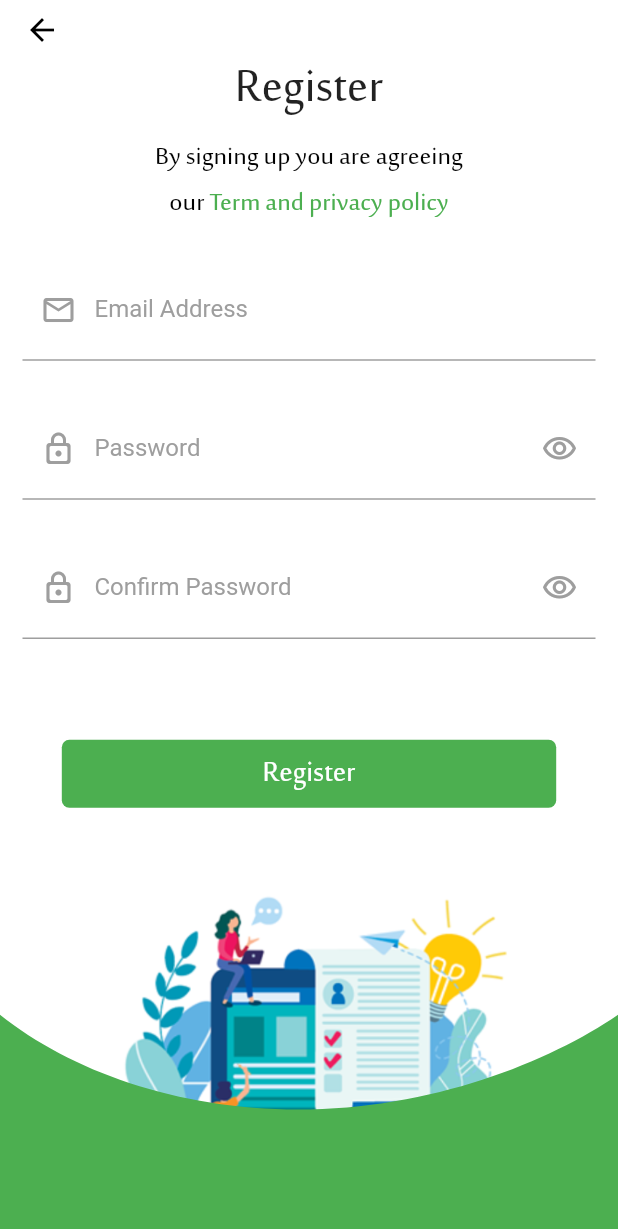
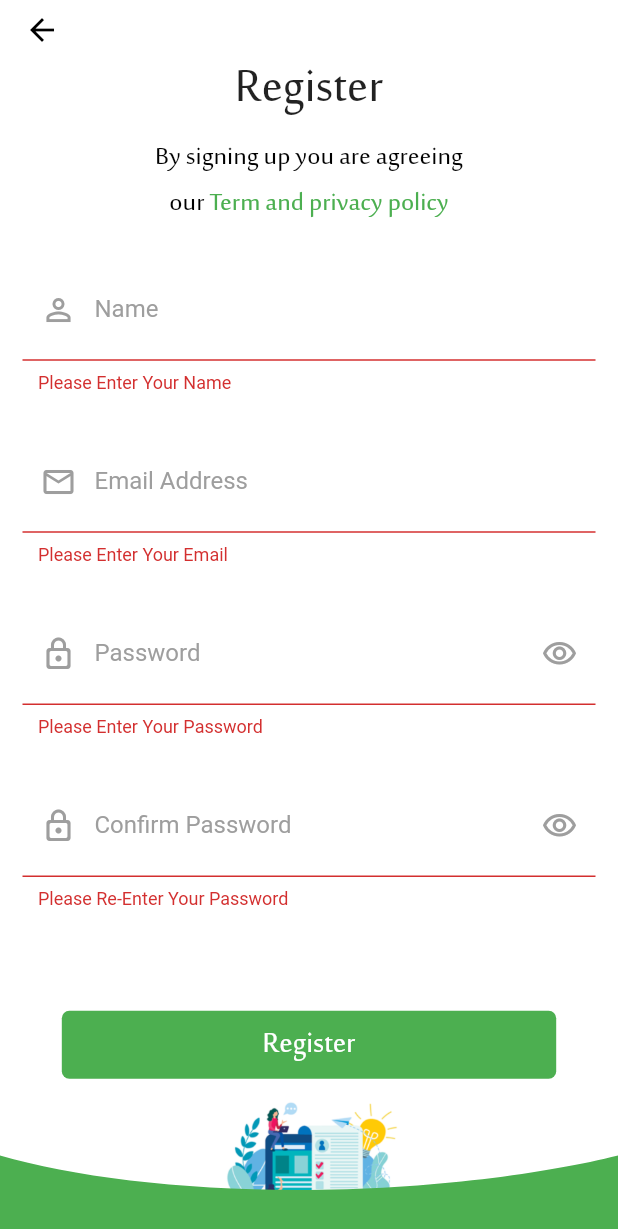
Before and after one commit to Ahtsham0715/passman, a Flutter app: the RegisterPage screen opened directly, after a tap on "Register", on a phone screen of 412 x 824 dp. Shown: the top 1229 px of the screen. Run offline on Flutter 3.47's test engine with Material 2 defaults, Android fonts, the phone set to English and light mode, and no system bars; our stand-ins replace cached_network_image, cloud_firestore, firebase_auth, firebase_core, font_awesome_flutter, get and 4 more; accounts and stored records are empty.

```diff
--- a/lib/Auth/controllers/auth_controller.dart
+++ b/lib/Auth/controllers/auth_controller.dart
@@ -1,8 +1,12 @@
+import 'package:cloud_firestore/cloud_firestore.dart';
+import 'package:firebase_auth/firebase_auth.dart';
 import 'package:flutter/foundation.dart';
 import 'package:flutter/material.dart';
 import 'package:flutter/services.dart';
+import 'package:font_awesome_flutter/font_awesome_flutter.dart';
 import 'package:get/get.dart';
 import 'package:local_auth/local_auth.dart';
+import 'package:material_design_icons_flutter/material_design_icons_flutter.dart';
 import 'package:passman/res/components/custom_snackbar.dart';
 
 import '../../records/records_page.dart';
@@ -72,4 +76,53 @@ class AuthController extends GetxController {
 //     await auth.stopAuthentication();
 //     // setState(() => _isAuthenticating = false);
 //   }
+
+  Future registerUser(
+      {required String emailAddress,
+      required String name,
+      required String password}) async {
+    final db = FirebaseFirestore.instance.collection('users');
+    try {
+      final credentials =
+          await FirebaseAuth.instance.createUserWithEmailAndPassword(
+        email: emailAddress,
+        password: password,
+      );
+      try {
+        await db.doc(credentials.user?.uid.toString()).set({
+          'name': name,
+          'email': emailAddress,
+        });
+        styledsnackbar(
+            txt: 'Registered Successfully.', icon: Icons.check_outlined);
+        Get.back();
+        Get.to(
+          () => const PasswordsPage(),
+        );
+      } on FirebaseException catch (e) {
+        print(e.code);
+        print(e.message);
+        styledsnackbar(
+            txt: 'Error occured. ${e.message}', icon: Icons.error_outlined);
+        Get.back();
+      }
+    } on FirebaseAuthException catch (e) {
+      if (e.code == 'weak-password') {
+        print('The password provided is too weak.');
+        styledsnackbar(
+            txt: 'The password provided is too weak.',
+            icon: Icons.error_outlined);
+      } else if (e.code == 'email-already-in-use') {
+        print('The account already exists for that email.');
+        styledsnackbar(
+            txt: 'The account already exists for that email.',
+            icon: Icons.error_outlined);
+      }
+      Get.back();
+    } catch (e) {
+      print(e);
+      styledsnackbar(txt: 'Error occured. $e', icon: Icons.error_outlined);
+      Get.back();
+    }
+  }
 }
--- a/lib/Auth/register_page.dart
+++ b/lib/Auth/register_page.dart
@@ -1,10 +1,13 @@
 import 'package:flutter/gestures.dart';
 import 'package:flutter/material.dart';
 import 'package:get/get.dart';
+import 'package:material_design_icons_flutter/material_design_icons_flutter.dart';
+import 'package:passman/Auth/controllers/auth_controller.dart';
 import 'package:passman/Auth/privacy_policy_screen.dart';
 import 'package:passman/constants.dart';
 import 'package:passman/res/components/custom_formfield.dart';
 import 'package:passman/res/components/custom_shape.dart';
+import 'package:passman/res/components/loading_page.dart';
 
 class RegisterPage extends StatefulWidget {
   const RegisterPage({super.key});
@@ -16,6 +19,7 @@ class RegisterPage extends StatefulWidget {
 class _RegisterPageState extends State<RegisterPage> {
   GlobalKey<FormState> _formkey = GlobalKey<FormState>();
   TextEditingController _email = TextEditingController();
+  TextEditingController _name = TextEditingController();
   TextEditingController _password = TextEditingController();
   TextEditingController _confirmpassword = TextEditingController();
 
@@ -41,6 +45,7 @@ class _RegisterPageState extends State<RegisterPage> {
 
   @override
   Widget build(BuildContext context) {
+    final authcontroller = Get.put(AuthController());
     return Scaffold(
       backgroundColor: Colors.white.withOpacity(0.9),
       resizeToAvoidBottomInset: false,
@@ -105,6 +110,38 @@ class _RegisterPageState extends State<RegisterPage> {
                 height: MediaQuery.of(context).size.height * 0.025,
               ),
               customTextField(
+                "Name",
+                false,
+                null,
+                _name,
+                (value) {
+                  if (value!.isEmpty) {
+                    return "Please Enter Your Name";
+                  }
+                  // if (!RegExp(
+                  //         r"^[a-zA-Z0-9.a-zA-Z0-9.!#$%&'*+-/=?^_`{|}~]+@[a-zA-Z0-9]+\.[a-zA-Z]+")
+                  //     .hasMatch(value)) {
+                  //   return "Please Enter Valid Email Address";
+                  // }
+                },
+                (value) {
+                  _name.text = value!;
+                },
+                responsiveHW(context, wd: 100),
+                responsiveHW(context, ht: 100),
+                const UnderlineInputBorder(
+                  borderSide: BorderSide(
+                    color: Colors.grey,
+                  ),
+                ),
+                pIcon: Icons.person_outline,
+                piconcolor: Colors.grey,
+                textcolor: Colors.grey,
+              ),
+              SizedBox(
+                height: responsiveHW(context, ht: 3),
+              ),
+              customTextField(
                 "Email Address",
                 false,
                 null,
@@ -155,6 +192,9 @@ class _RegisterPageState extends State<RegisterPage> {
                   if (value!.isEmpty) {
                     return "Please Enter Your Password";
                   }
+                  if (value.toString().length < 8) {
+                    return "Password should be 8 digits or more";
+                  }
                 },
                 (value) {
                   _password.text = value!;
@@ -191,6 +231,9 @@ class _RegisterPageState extends State<RegisterPage> {
                   if (value!.isEmpty) {
                     return "Please Re-Enter Your Password";
                   }
+                  // if (value.toString().length < 8) {
+                  //   return "Password should be 8 digits or more";
+                  // }
                   if (value != _password.text) {
                     return "Both Password Should Be Matched";
                   }
@@ -212,8 +255,17 @@ class _RegisterPageState extends State<RegisterPage> {
               SizedBox(
                 height: responsiveHW(context, ht: 8),
               ),
-              MaterialButton(
-                onPressed: () {},
+              GetBuilder<AuthController>(builder: (cont) {
+                return MaterialButton(
+                  onPressed: () {
+                    if (_formkey.currentState!.validate()) {
+                      Get.dialog(LoadingPage());
+                      authcontroller.registerUser(
+                          name: _name.text.trim(),
+                          emailAddress: _email.text.trim(),
+                          password: _password.text);
+                    }
+                  },
                   color: Colors.green,
                   elevation: 0.0,
                   shape: RoundedRectangleBorder(
@@ -228,7 +280,8 @@ class _RegisterPageState extends State<RegisterPage> {
                         color: Colors.white,
                         fontFamily: 'majalla'),
                   ),
-              ),
+                );
+              }),
               // SizedBox(
               //   height: MediaQuery.of(context).size.height * 0.05,
               // ),
--- a/lib/main.dart
+++ b/lib/main.dart
@@ -1,13 +1,17 @@
+import 'package:firebase_core/firebase_core.dart';
 import 'package:flutter/material.dart';
 import 'package:get/get.dart';
 import 'package:hive_flutter/hive_flutter.dart';
+import 'package:passman/firebase_options.dart';
 import 'package:passman/records/models/password_model.dart';
 import 'package:passman/records/models/password_model.g.dart';
-
 import 'Auth/splash_screen.dart';
 
 void main() async {
   WidgetsFlutterBinding.ensureInitialized();
+  await Firebase.initializeApp(
+    options: DefaultFirebaseOptions.currentPlatform,
+  );
   await Hive.initFlutter();
   Hive.registerAdapter(PasswordModelAdapter());
   await Hive.openBox<PasswordModel>('my_data');
```
Also changed, not shown: lib/res/components/loading_page.dart (added, +24 -0 lines), pubspec.yaml (+15 -11 lines), lib/firebase_options.dart (added), pubspec.lock, 7 other files. Lines whose indentation alone changed are shown as unchanged.
